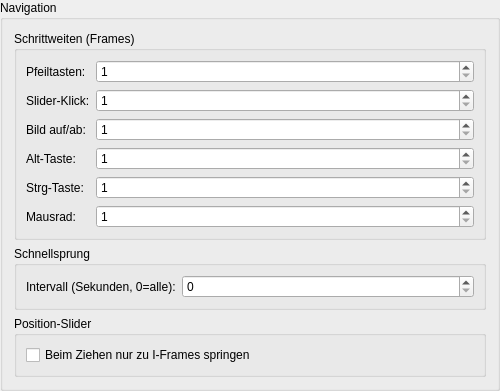
Old version of the form ui/ttcutsettingsnavigation.ui in the repository MINIXJR/TTCut-ng.
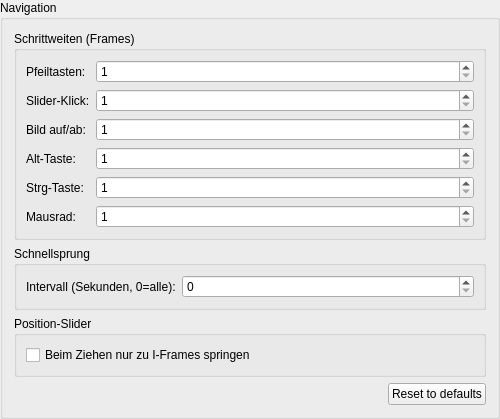
New version of the form.

Commit message: Settings + Cut-Dialog: 'Reset to defaults' Buttons

What changed in the file:
```diff
--- a/ui/ttcutsettingsnavigation.ui
+++ b/ui/ttcutsettingsnavigation.ui
@@ -128,6 +128,17 @@
    <item>
     <spacer><property name="orientation"><enum>Qt::Vertical</enum></property><property name="sizeHint" stdset="0"><size><width>20</width><height>40</height></size></property></spacer>
    </item>
+   <item>
+    <layout class="QHBoxLayout">
+     <item><spacer><property name="orientation"><enum>Qt::Horizontal</enum></property><property name="sizeHint" stdset="0"><size><width>40</width><height>20</height></size></property></spacer></item>
+     <item>
+      <widget class="QPushButton" name="btnResetDefaults">
+       <property name="text"><string>Reset to defaults</string></property>
+       <property name="toolTip"><string>Reset the values in this category to their factory defaults. Changes are applied only when you click OK.</string></property>
+      </widget>
+     </item>
+    </layout>
+   </item>
   </layout>
  </widget>
  <resources/>
```
The commit also changes 21 other files.
